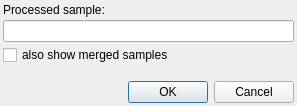
The window that src/GSvar/ProcessedSampleSelector.ui (imgag/ngs-bits) describes before a commit, drawn with Qt 5.
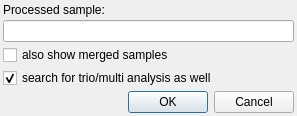
The same window after the commit. Custom widgets are drawn as their Qt base class.

Commit message: GSvar: added check-box to "open by name" dialog to suppress searching for trio/multi analyses

```diff
--- a/src/GSvar/ProcessedSampleSelector.ui
+++ b/src/GSvar/ProcessedSampleSelector.ui
@@ -49,6 +49,16 @@
      </property>
     </widget>
    </item>
+   <item>
+    <widget class="QCheckBox" name="search_multi">
+     <property name="text">
+      <string>search for trio/multi analysis as well</string>
+     </property>
+     <property name="checked">
+      <bool>true</bool>
+     </property>
+    </widget>
+   </item>
    <item>
     <spacer name="verticalSpacer">
      <property name="orientation">
```
The commit also changes 5 other files.
